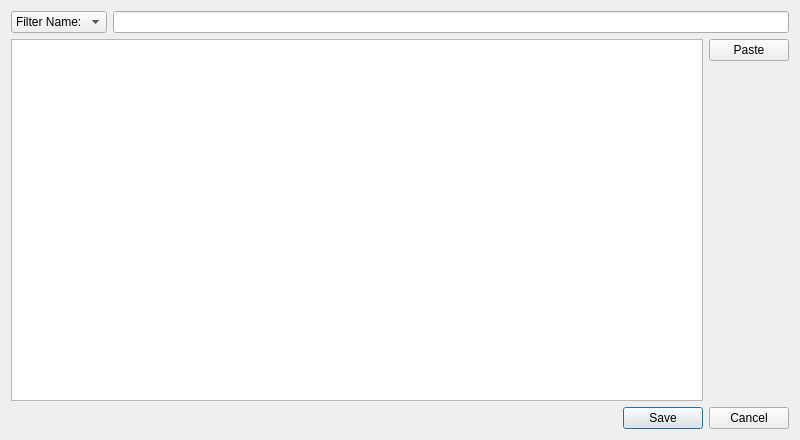
Above: src/Sigil/Form_Files/ClipEditor.ui from Sigil-Ebook/Sigil before the change. Below: the same form after it.
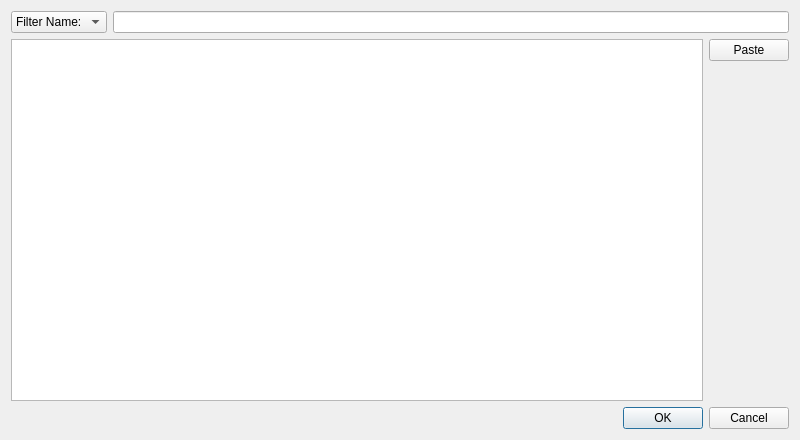
That is the form after the change. Custom widgets are drawn as their Qt base class.

Commit message: Change preferences, about, clip, search to use OK buttons instead of close/save for consistency.

What changed in the file:
```diff
--- a/src/Sigil/Form_Files/ClipEditor.ui
+++ b/src/Sigil/Form_Files/ClipEditor.ui
@@ -82,7 +82,7 @@
         <string/>
        </property>
        <property name="standardButtons">
-        <set>QDialogButtonBox::Cancel|QDialogButtonBox::Save</set>
+        <set>QDialogButtonBox::Cancel|QDialogButtonBox::Ok</set>
        </property>
       </widget>
      </item>
```
Left out of the diff: 2 changed lines with no effect on the pictures. The commit also changes 3 other files.
